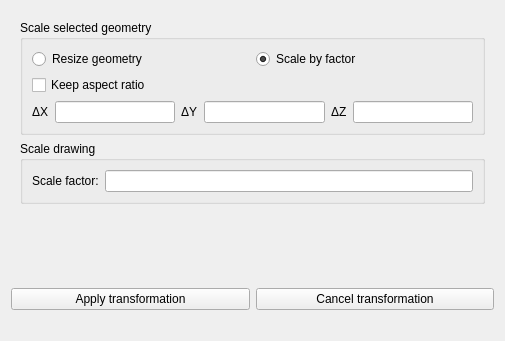
Before: the Qt Designer form SIM-VICUS/src/SVPropEditGeometry.ui in ghorwin/SIM-VICUS, drawn with Qt 5; both pictures show x 0 to 505 and y 0 to 341 of the 505 by 592 pixel window.
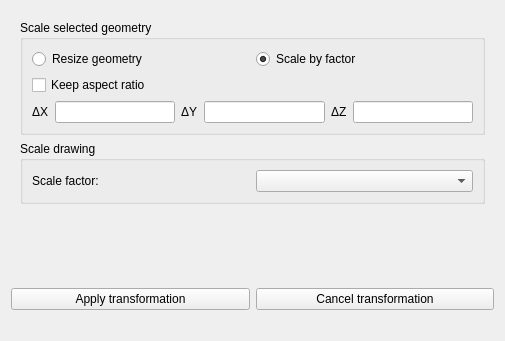
After: the same form once the commit is applied. Custom widgets are drawn as their Qt base class.

Commit message: Added scaling for drawing manipulation

Patch:
```diff
--- a/SIM-VICUS/src/SVPropEditGeometry.ui
+++ b/SIM-VICUS/src/SVPropEditGeometry.ui
@@ -510,7 +510,7 @@
            </widget>
           </item>
           <item>
-           <widget class="QtExt::ValidatingLineEdit" name="lineEditScaleFactor"/>
+           <widget class="QComboBox" name="comboBoxUnit"/>
           </item>
          </layout>
         </widget>
```
The commit also changes 2 other files.
